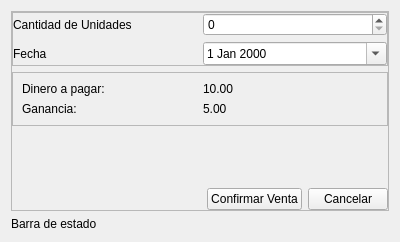
Above: view/ui/make_sale_form.ui from R0land013/blue-pos before the change. Below: the same form after it.
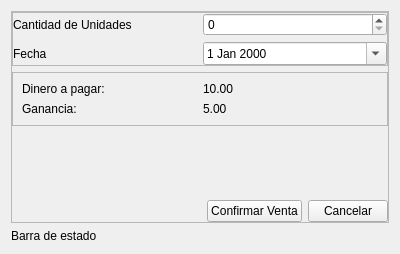
That is the form after the change.

```diff
--- a/view/ui/make_sale_form.ui
+++ b/view/ui/make_sale_form.ui
@@ -7,7 +7,7 @@
     <x>0</x>
     <y>0</y>
     <width>400</width>
-    <height>242</height>
+    <height>254</height>
    </rect>
   </property>
   <property name="windowTitle">
```
Left out of the diff: 6 changed lines with no effect on the pictures.
